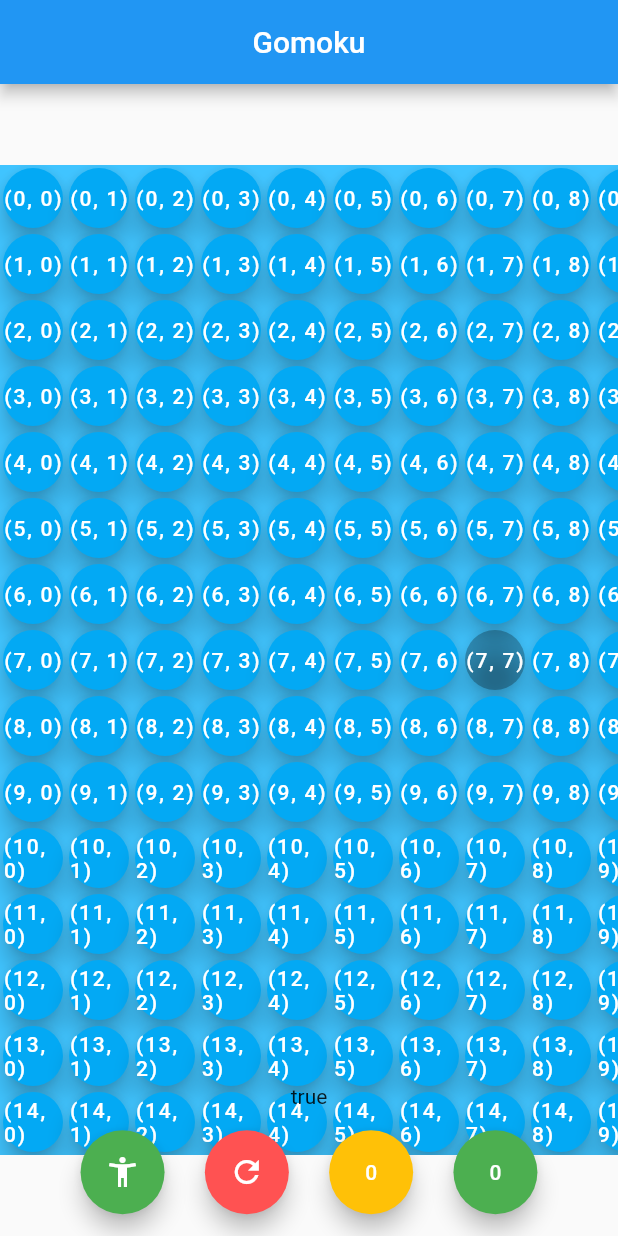
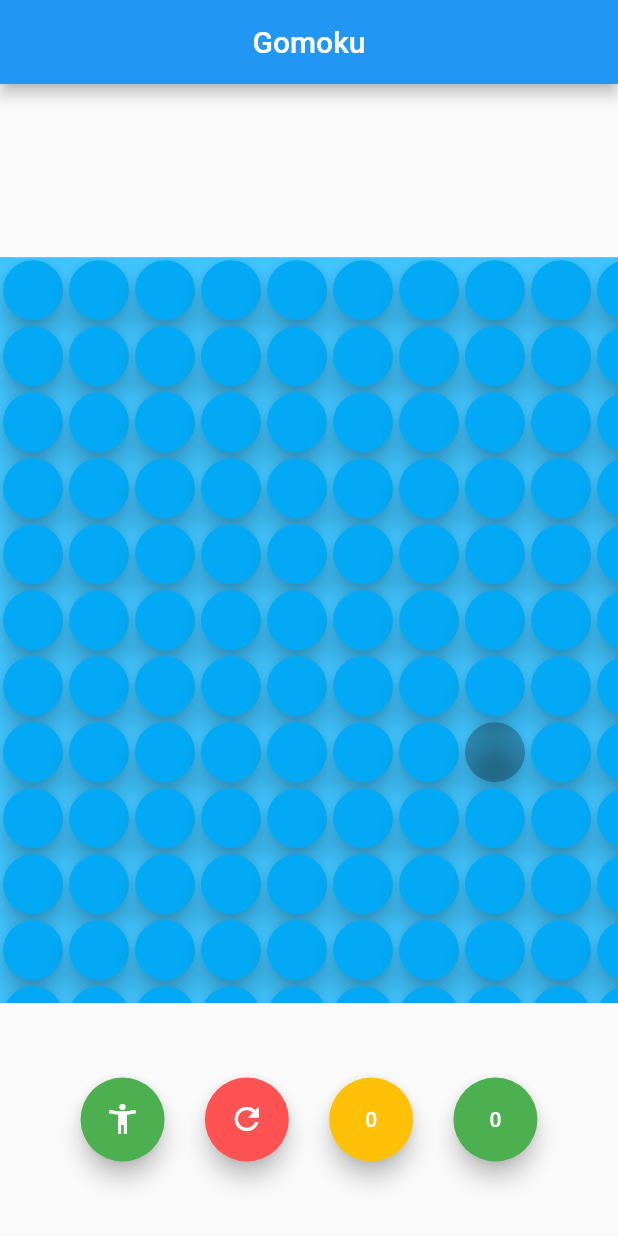
Before and after one commit to Software-Engineering-MIMUW-2023/GAM3S, a Flutter app: the MyHomePage screen opened directly, after a tap on the "refresh" icon, on a phone screen of 412 x 824 dp. Run offline on Flutter 3.47's test engine with Material 2 defaults, Android fonts, the phone set to English and light mode, and no system bars.

Commit message:
improved gameplay

```diff
--- a/lib/tic-tac-toe.dart
+++ b/lib/tic-tac-toe.dart
@@ -18,6 +18,7 @@
   int gScore;
   int yScore;
   int occupiedAmount = 0;
+  String result = "";
   List<List<int>> occupied = []; // -1 - green, 0 - nobody, 1 - yellow
   MaterialColor c = Colors.green;
   MaterialAccentColor ac = Colors.greenAccent;
@@ -85,7 +86,7 @@
                   func(row, i % col, state);
                 },
                 backgroundColor: setColor[state.occupied[row][i % col]],
-                child: Text("($row, ${i % col})"),
+                // child: Text("($row, ${i % col})"),
               ))));
 
   return toReturn;
@@ -124,12 +125,12 @@
   static int row = 15;
   static int col = 15;
   static Pair startFields = Pair(7, 7);
-  late GState state = GenerateGState(row, col, 0, 0);
+  late GState state = GenerateGState(true, row, col, 0, 0);
 
   List<Pair> sides = [Pair(-1, 0), Pair(-1, -1), Pair(0, -1), Pair(1, -1)];
 
-  GState GenerateGState(int row, int col, gScore, yScore) {
-    GState state = GState(true, row, col, gScore, yScore);
+  GState GenerateGState(bool greenTurn, int row, int col, gScore, yScore) {
+    GState state = GState(greenTurn, row, col, gScore, yScore);
 
     state.occupied = List.generate(
         row, (i) => List.filled(col, 0, growable: false),
@@ -158,31 +159,23 @@
   bool _checkWinCondition(int x, int y, List<List<int>> occupied) {
     int c = occupied[x][y];
 
-    // print("next: \n");
     for (int i = 0; i < 4; i++) {
-      // print("i: $i");
-      // sprawdzanie 4 opcji zwycięstwa
       int score = 1;
       bool side1Returned0 = false;
       bool side2Returned0 = false;
-      // trzeba spawdzic do 4 wartości z każdej strony
       for (int j = 1; j <= 4; j++) {
-        // print("j: $j");
         if (!side1Returned0) {
           int res = checkOneSide(c, occupied, x, y, j, i, 1);
-          // print("side1Returned0: $res");
           score += res;
           side1Returned0 = res == 0;
         }
 
         if (!side2Returned0) {
           int res = checkOneSide(c, occupied, x, y, j, i, -1);
-          // print("side2Returned0: $res");
           score += res;
           side2Returned0 = res == 0;
         }
       }
-      // print("sore: $score");
 
       if (score >= 5) {
         return true;
@@ -205,22 +198,33 @@
       }
 
       if (!_isFieldOccupied(x, y, state.occupied)) {
+        if (x == startFields.get(0) && y == startFields.get(1)) {
+          state.result = "";
+        }
+
         state.occupied[x][y] = c;
         state.occupiedAmount++;
 
         if (_checkWinCondition(x, y, state.occupied)) {
           state = GenerateGState(
+              !state.greenTurn,
               row,
               col,
               state.greenTurn ? 1 + state.gScore : state.gScore,
               state.greenTurn ? state.yScore : 1 + state.yScore);
+
+          if (state.greenTurn) {
+            state.result = "Yellow wins!!!";
+          } else {
+            state.result = "Green wins!!!";
+          }
         } else {
           if (state.occupiedAmount >= row * col) {
-            state = GenerateGState(row, col, state.gScore, state.yScore);
+            state = GenerateGState(true, row, col, state.gScore, state.yScore);
+          } else {
+            state.greenTurn = !state.greenTurn;
           }
         }
-
-        state.greenTurn = !state.greenTurn;
       }
     });
   }
@@ -235,6 +239,15 @@
         title: Center(child: Text(widget.title)),
       ),
       body: Center(
+        child: Column(children: [
+          Spacer(),
+          Text(
+            '${state.result}',
+            style: TextStyle(fontWeight: FontWeight.bold),
+          ),
+          Spacer(),
+          Expanded(
+            flex: 10,
             child: SingleChildScrollView(
               scrollDirection: Axis.vertical,
               child: SingleChildScrollView(
@@ -245,11 +258,6 @@
               ),
             ),
           ),
-      floatingActionButton: Column(children: [
-        Spacer(flex: 50),
-        Text(
-          '${state.greenTurn}',
-        ),
           Spacer(),
           Row(children: [
             Spacer(flex: 2),
@@ -258,14 +266,14 @@
                 setState(() {});
               },
               tooltip: 'Player',
-            backgroundColor: state.c,
+              backgroundColor: state.greenTurn ? setColor[-1] : setColor[1],
               child: const Icon(Icons.accessibility_new),
             ),
             Spacer(),
             FloatingActionButton(
               onPressed: () {
                 setState(() {
-                state = GenerateGState(row, col, 0, 0);
+                  state = GenerateGState(true, row, col, 0, 0);
                 });
               },
               tooltip: 'Reset',
@@ -277,8 +285,8 @@
               onPressed: () {
                 setState(() {});
               },
-            tooltip: 'Green_Score',
-            backgroundColor: Colors.amber,
+              tooltip: 'Yellow_Score',
+              backgroundColor: setColor[1],
               child: Text("${state.yScore}"),
             ),
             const Spacer(),
@@ -294,7 +302,7 @@
           ]),
           Spacer()
         ]),
-      floatingActionButtonLocation: FloatingActionButtonLocation.centerDocked,
+      ),
     );
   }
 }
```
Lines whose indentation alone changed are shown as unchanged.
